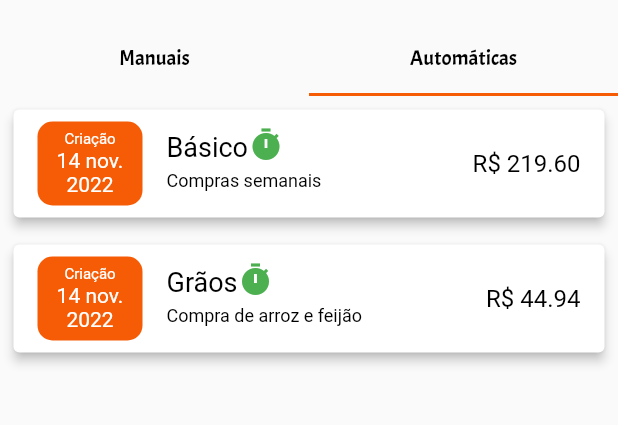
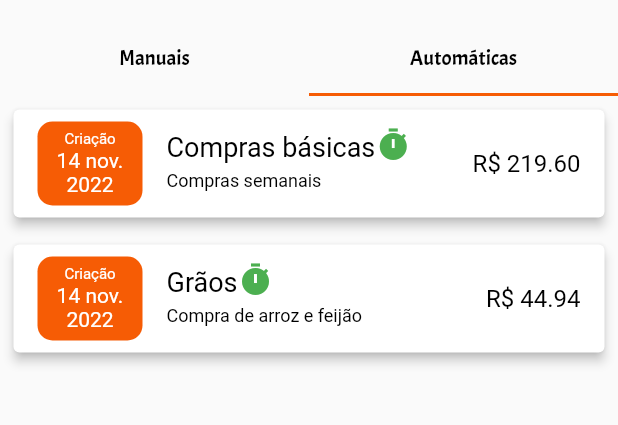
Before and after one commit to AndreLiberato/project_silk, a Flutter app: the MyGroceriesListsScreen screen opened directly, tab 2 chosen, on a phone screen of 412 x 824 dp, the part 60-485 px from its top. Run offline on Flutter 3.47's test engine with Material 2 defaults, Android fonts, the phone set to English and light mode, and no system bars; network calls fail; statements that could not run were skipped.

```diff
--- a/vish/lib/data/groceries_lists.dart
+++ b/vish/lib/data/groceries_lists.dart
@@ -5,7 +5,7 @@ import '../models/list_product.dart';
 List<GroceryList> groceriesLists = [
   GroceryList(
       id: "597846mnoe",
-      name: "Básico",
+      name: "Compras básicas",
       description: "Compras semanais",
       listProducts: [
         ListProduct(products[0], 5),
```
